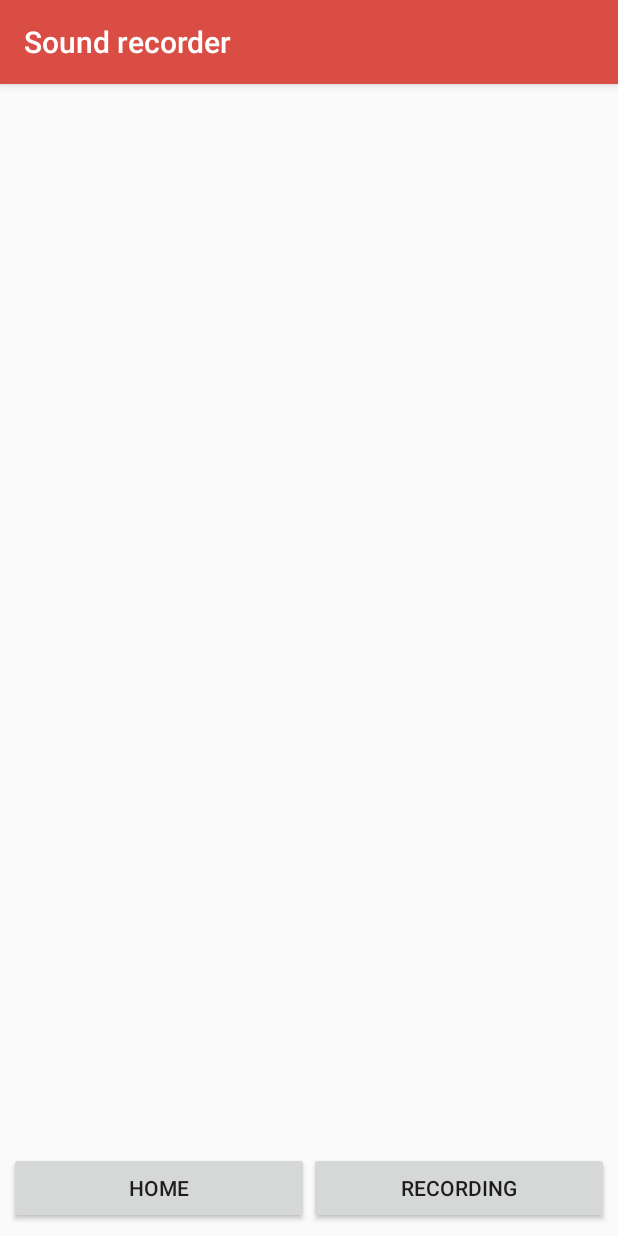
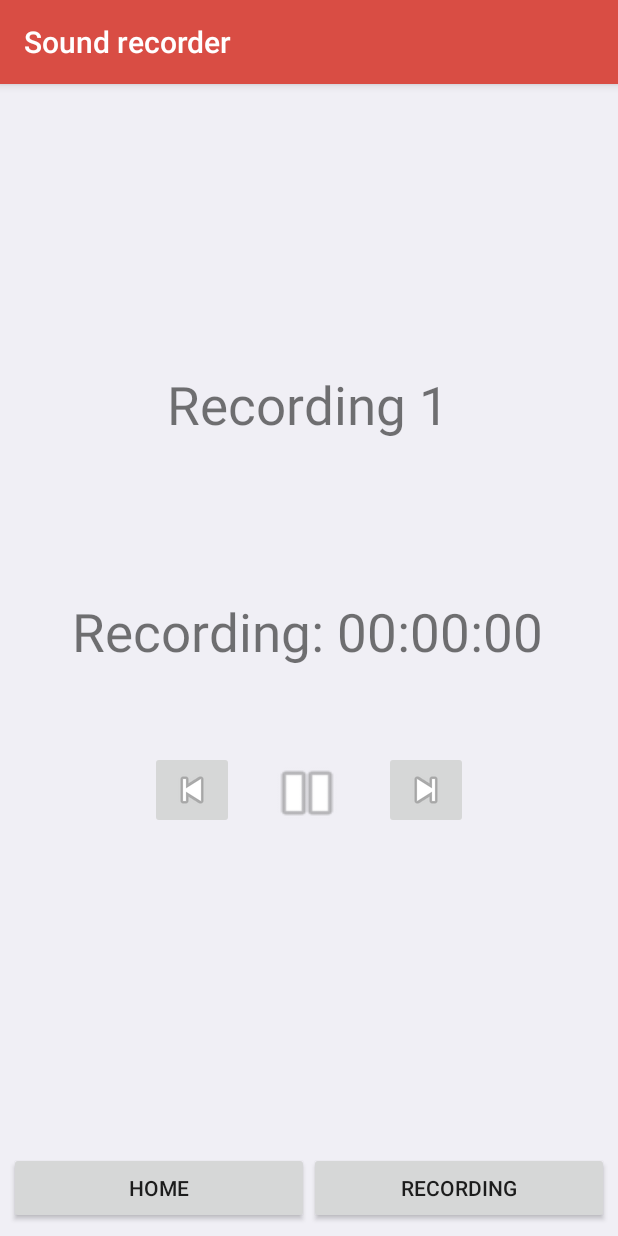
Before and after one commit to DavidPU1997/Sound_Recorder, an Android app: the PlaybackActivity screen opened directly, with no data from a screen before it, on a phone screen of 412 x 824 dp. Run offline under Robolectric (Android 15) with nearby library versions, the phone set to English and light mode, and no system bars.

Commit message:
- Added Playback UI  - Created links between activities

```diff
--- a/app/src/main/java/com/efeproductions/soundrecorder/MainActivity.java
+++ b/app/src/main/java/com/efeproductions/soundrecorder/MainActivity.java
@@ -1,10 +1,17 @@
 package com.efeproductions.soundrecorder;
 
+import android.content.Intent;
 import android.graphics.Color;
 import android.graphics.drawable.ColorDrawable;
 import android.support.v7.app.ActionBar;
 import android.support.v7.app.AppCompatActivity;
 import android.os.Bundle;
+import android.view.View;
+
+import java.io.BufferedWriter;
+import java.io.File;
+import java.io.FileOutputStream;
+import java.io.OutputStreamWriter;
 
 public class MainActivity extends AppCompatActivity {
 
@@ -14,4 +21,9 @@ public class MainActivity extends AppCompatActivity {
         setContentView(R.layout.activity_main);
 
     }
+
+    public void callPlayback(View v){
+        Intent playback = new Intent(this, PlaybackActivity.class);
+        startActivity(playback);
+    }
 }
--- /dev/null
+++ b/app/src/main/res/drawable/toggle_selector.xml
@@ -0,0 +1,5 @@
+<?xml version="1.0" encoding="utf-8"?>
+<selector xmlns:android="http://schemas.android.com/apk/res/android">
+<item android:drawable="@android:drawable/ic_media_play" android:state_checked="true"/>
+<item android:drawable="@android:drawable/ic_media_pause" android:state_checked="false"/>
+</selector>
--- a/app/src/main/res/layout/activity_main.xml
+++ b/app/src/main/res/layout/activity_main.xml
@@ -11,8 +11,8 @@
     <Button
         android:id="@+id/bRecord"
 
-        android:layout_width="310dp"
-        android:layout_height="310dp"
+        android:layout_width="300dp"
+        android:layout_height="300dp"
         android:layout_marginStart="8dp"
 
         android:layout_marginLeft="8dp"
@@ -29,7 +29,9 @@
         android:textSize="36sp"
         app:layout_constraintBottom_toTopOf="@+id/switch_enable_stt"
         app:layout_constraintEnd_toEndOf="parent"
-        app:layout_constraintStart_toStartOf="parent" />
+        app:layout_constraintStart_toStartOf="parent"
+        android:onClick="callPlayback"
+        />
 
     <Switch
         android:id="@+id/switch_enable_stt"
--- a/app/src/main/res/layout/activity_playback.xml
+++ b/app/src/main/res/layout/activity_playback.xml
@@ -4,7 +4,9 @@
     xmlns:tools="http://schemas.android.com/tools"
     android:layout_width="match_parent"
     android:layout_height="match_parent"
-    tools:context=".PlaybackActivity">
+    tools:context=".PlaybackActivity"
+    android:background="@color/backgroundColor"
+    >
 
     <Button
         android:id="@+id/button"
@@ -29,4 +31,85 @@
         android:text="@string/recording"
         app:layout_constraintBottom_toBottomOf="parent"
         app:layout_constraintEnd_toEndOf="parent" />
+
+    <TextView
+        android:id="@+id/textView"
+        android:layout_width="wrap_content"
+        android:layout_height="wrap_content"
+        android:layout_marginStart="8dp"
+        android:layout_marginLeft="8dp"
+        android:layout_marginEnd="8dp"
+        android:layout_marginRight="8dp"
+        android:layout_marginBottom="104dp"
+        android:text="Recording 1"
+        android:textSize="35sp"
+        app:layout_constraintBottom_toTopOf="@+id/textView2"
+        app:layout_constraintEnd_toEndOf="parent"
+        app:layout_constraintHorizontal_bias="0.497"
+        app:layout_constraintStart_toStartOf="parent" />
+
+    <TextView
+        android:id="@+id/textView2"
+        android:layout_width="wrap_content"
+        android:layout_height="wrap_content"
+        android:layout_marginStart="48dp"
+        android:layout_marginLeft="48dp"
+        android:layout_marginBottom="60dp"
+        android:text="Recording: 00:00:00"
+        android:textSize="35sp"
+        app:layout_constraintBottom_toTopOf="@+id/togglePausePlay"
+        app:layout_constraintStart_toStartOf="parent" />
+
+    <ToggleButton
+        android:id="@+id/togglePausePlay"
+        android:layout_width="56dp"
+        android:layout_height="wrap_content"
+        android:layout_marginStart="8dp"
+        android:layout_marginLeft="8dp"
+        android:layout_marginEnd="8dp"
+        android:layout_marginRight="8dp"
+        android:layout_marginBottom="52dp"
+        android:background="@drawable/toggle_selector"
+        android:textOff=""
+        android:textOn=""
+        app:layout_constraintBottom_toTopOf="@+id/scrollView2"
+        app:layout_constraintEnd_toStartOf="@+id/imageButton3"
+        app:layout_constraintHorizontal_bias="0.464"
+        app:layout_constraintStart_toEndOf="@+id/imageButton4" />
+
+    <ImageButton
+        android:id="@+id/imageButton3"
+        android:layout_width="wrap_content"
+        android:layout_height="wrap_content"
+        android:layout_marginEnd="100dp"
+        android:layout_marginRight="100dp"
+        android:layout_marginBottom="52dp"
+        android:contentDescription="Next"
+        app:layout_constraintBottom_toTopOf="@+id/scrollView2"
+        app:layout_constraintEnd_toEndOf="parent"
+        app:srcCompat="@android:drawable/ic_media_next" />
+
+    <ImageButton
+        android:id="@+id/imageButton4"
+        android:layout_width="wrap_content"
+        android:layout_height="wrap_content"
+        android:layout_marginStart="100dp"
+        android:layout_marginLeft="100dp"
+        android:layout_marginBottom="52dp"
+        android:contentDescription="Previous"
+        app:layout_constraintBottom_toTopOf="@+id/scrollView2"
+        app:layout_constraintStart_toStartOf="parent"
+        app:srcCompat="@android:drawable/ic_media_previous" />
+
+    <ScrollView
+        android:id="@+id/scrollView2"
+        android:layout_width="395dp"
+        android:layout_height="155dp"
+        android:layout_marginStart="8dp"
+        android:layout_marginLeft="8dp"
+        android:layout_marginBottom="8dp"
+        app:layout_constraintBottom_toTopOf="@+id/button"
+        app:layout_constraintStart_toStartOf="parent">
+    </ScrollView>
+
 </android.support.constraint.ConstraintLayout>
```
